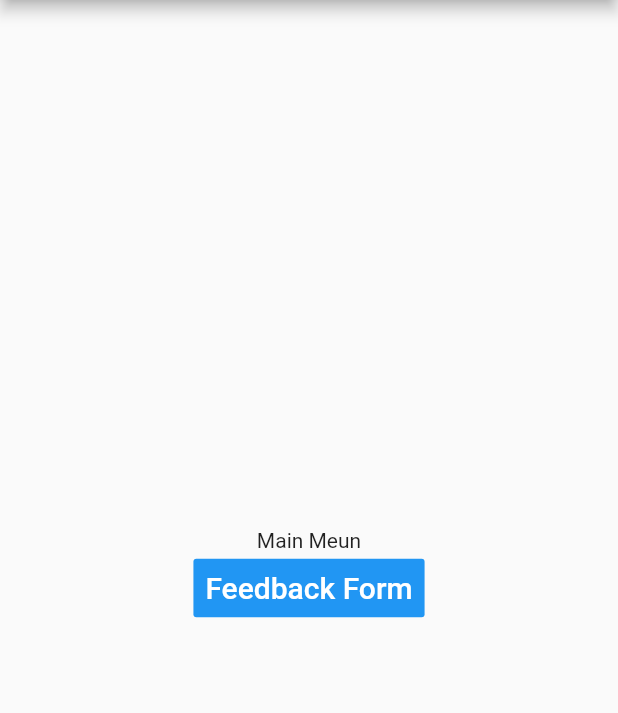
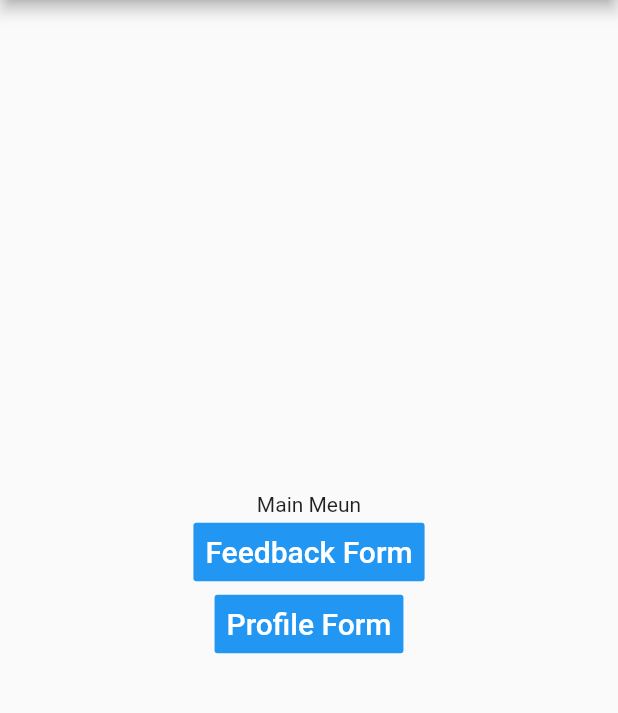
Before and after one commit to Jagatees/Restaurants-App, a Flutter app: the screen it shows after launch, on a phone screen of 412 x 824 dp, the part 84-797 px from its top. Run offline on Flutter 3.47's test engine with Material 2 defaults, Android fonts, the phone set to English and light mode, and no system bars; our stand-ins replace flutter_rating_bar.

Commit message:
Simple Profile Page

```diff
--- a/restaurantsapp/lib/main.dart
+++ b/restaurantsapp/lib/main.dart
@@ -1,6 +1,7 @@
 import 'package:flutter/material.dart';
 
 import 'feedback_form.dart';
+import 'profile.dart';
 
 void main() {
   runApp(MyApp());
@@ -66,7 +67,25 @@ class _MyHomePageState extends State<MyHomePage> {
                 "Feedback Form",
                 style: TextStyle(fontSize: 20.0),
               ),
-            )
+            ),
+            FlatButton(
+              color: Colors.blue,
+              textColor: Colors.white,
+              disabledColor: Colors.grey,
+              disabledTextColor: Colors.black,
+              padding: EdgeInsets.all(8.0),
+              splashColor: Colors.blueAccent,
+              onPressed: () {
+                Navigator.push(
+                  context,
+                  MaterialPageRoute(builder: (context) => Profile()),
+                );
+              },
+              child: Text(
+                "Profile Form",
+                style: TextStyle(fontSize: 20.0),
+              ),
+            ),
 
           ],
         ),
--- a/restaurantsapp/pubspec.yaml
+++ b/restaurantsapp/pubspec.yaml
@@ -47,7 +47,7 @@ flutter:
 
   # To add assets to your application, add an assets section, like this:
   assets:
-    - assets/images/
+    - images/
 
   # An image asset can refer to one or more resolution-specific "variants", see
   # https://flutter.dev/assets-and-images/#resolution-aware.
```
Also changed, not shown: restaurantsapp/lib/profile.dart (added, +90 -0 lines), restaurantsapp/images/unnamed.jpg (added).
